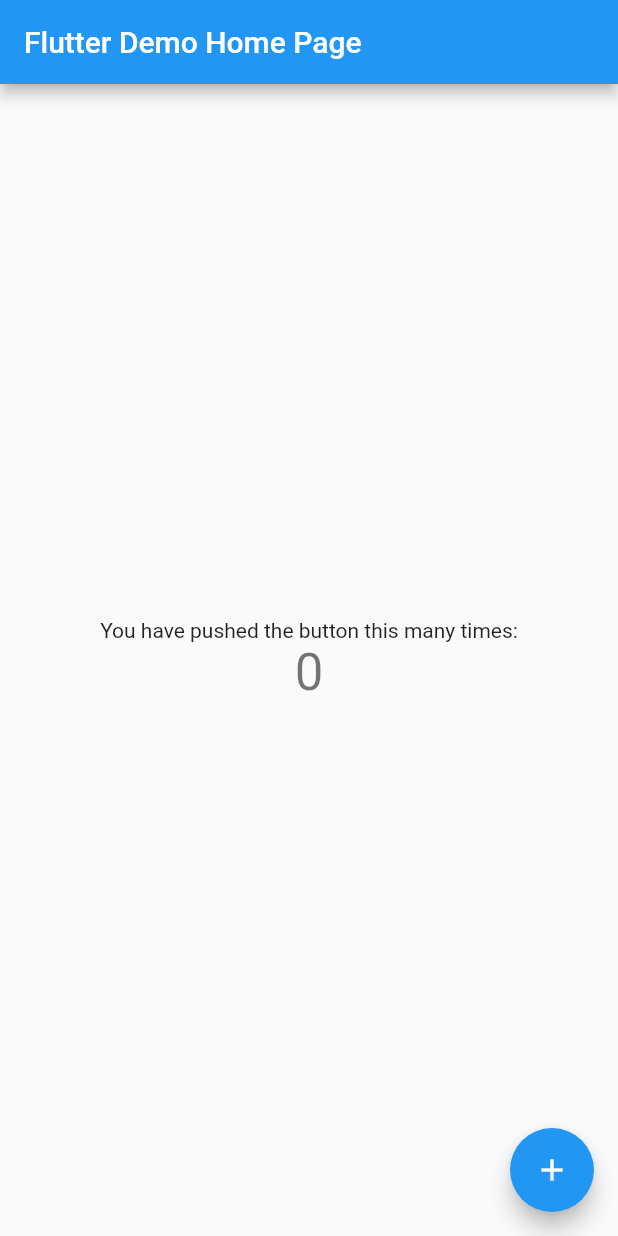
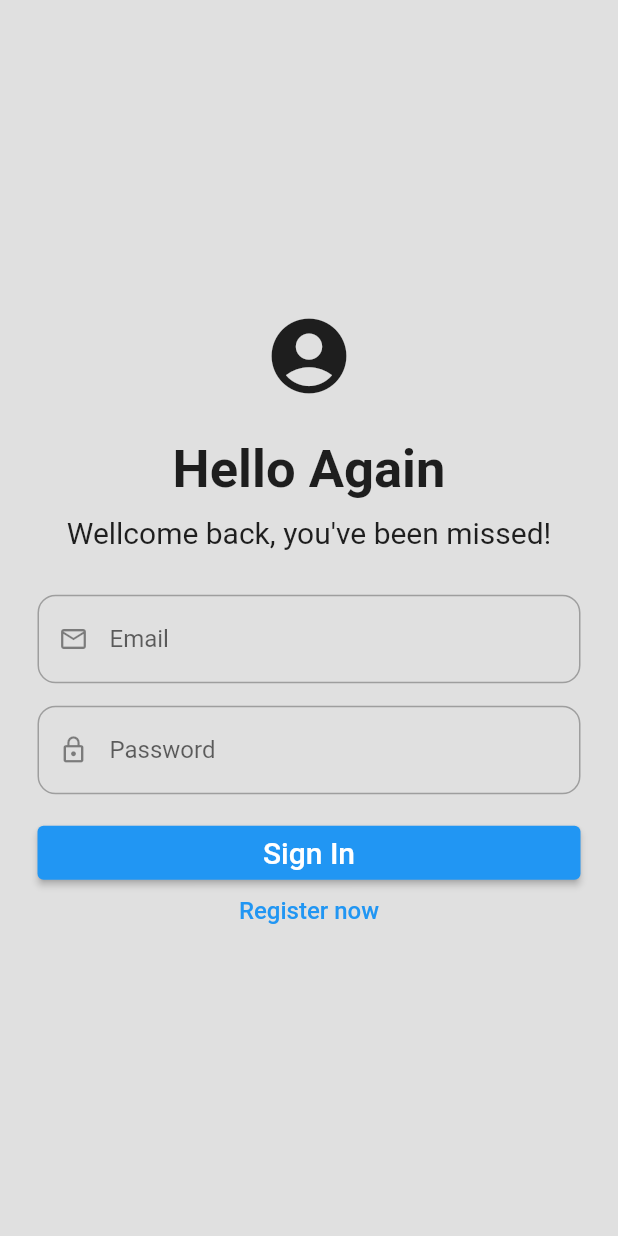
Before and after one commit to grifon23/cookingBook, a Flutter app: the screen it shows after launch, on a phone screen of 412 x 824 dp. Run offline on Flutter 3.47's test engine with Material 2 defaults, Android fonts, the light colour scheme and no system bars.

Commit message:
DRAFT | login screen

```diff
--- /dev/null
+++ b/lib/components/login_form.dart
@@ -0,0 +1,150 @@
+import 'package:flutter/material.dart';
+
+
+
+    class LoginForm extends StatefulWidget {
+      const LoginForm({super.key});
+
+      @override
+      LoginFormState createState() => LoginFormState();
+  }
+
+  class LoginFormState extends State<LoginForm>{
+  final GlobalKey<FormState> _globalKey = GlobalKey<FormState>();
+final controllerMail = TextEditingController();
+final controllerPassword = TextEditingController();
+  @override
+    Widget build(BuildContext context) {
+    return Form(
+      key: _globalKey,
+      child: Padding(
+        padding: EdgeInsets.symmetric(horizontal: 25.0),
+        child: Column(
+
+          children: [
+            TextFormField(
+              controller: controllerMail,
+            textInputAction: TextInputAction.next,
+            focusNode: FocusNode(),
+              validator: (val)  {
+                if(val == null || val.isEmpty){
+                  return 'Field is required';
+                }
+                return null;
+              },
+              decoration: InputDecoration(
+                prefixIcon: Icon(Icons.email_outlined, size: 20,),
+                enabledBorder: OutlineInputBorder(
+                  borderRadius: BorderRadius.circular(12),
+                  borderSide: BorderSide(
+                    color: Colors.grey,
+                    style: BorderStyle.solid
+                  )
+                ),
+
+                focusedBorder: OutlineInputBorder(
+                    borderRadius: BorderRadius.circular(12),
+                    borderSide: BorderSide(
+                    color: Colors.blue,
+                    width: 1.0,
+                    style: BorderStyle.solid
+                  )
+                ),
+                focusedErrorBorder: OutlineInputBorder(
+                  borderRadius: BorderRadius.circular(12),
+                  borderSide: BorderSide(
+                      color: Colors.red,
+                      width: 1.0,
+                      style: BorderStyle.solid)
+                ),
+                errorBorder: OutlineInputBorder(
+                  borderRadius: BorderRadius.circular(12),
+                  borderSide: BorderSide(
+                    color: Colors.red,
+                    width: 1.0,
+                    style: BorderStyle.solid
+                  )
+                ),
+                border: OutlineInputBorder(),
+                label: Text('Email'),
+
+              ),
+            ),
+            SizedBox(
+              height: 15,
+            ),
+
+            //password
+            TextFormField(
+              controller: controllerPassword,
+              validator: (val)  {
+                if(val == null || val.isEmpty){
+                  return 'Field is required';
+                }
+                return null;
+              },
+
+              obscureText: true,
+              decoration: InputDecoration(
+                prefixIcon: Icon(Icons.lock_outline, size: 20,),
+                enabledBorder: OutlineInputBorder(
+                    borderRadius: BorderRadius.circular(12),
+                    borderSide: BorderSide(
+                        color: Colors.grey,
+                        style: BorderStyle.solid
+                    )
+                ),
+
+                focusedBorder: OutlineInputBorder(
+                    borderRadius: BorderRadius.circular(12),
+                    borderSide: BorderSide(
+                        color: Colors.blue,
+                        width: 1.0,
+                        style: BorderStyle.solid
+                    )
+                ),
+                focusedErrorBorder: OutlineInputBorder(
+                    borderRadius: BorderRadius.circular(12),
+                    borderSide: BorderSide(
+                        color: Colors.redAccent,
+                        width: 1.0,
+                        style: BorderStyle.solid)
+                ),
+                errorBorder: OutlineInputBorder(
+                    borderRadius: BorderRadius.circular(12),
+                    borderSide: BorderSide(
+                        color: Colors.red,
+                        width: 1.0,
+                        style: BorderStyle.solid
+                    )
+                ),
+                border: OutlineInputBorder(),
+                label: Text('Password'),
+              ),
+
+            ),
+            SizedBox(
+              height: 15,
+            ),
+            //sign in btn
+               ElevatedButton(
+
+                  onPressed: (){
+                    if(_globalKey.currentState!.validate()){
+
+                      ScaffoldMessenger.of(context).showSnackBar(
+                        const SnackBar(content: Text('Processing Data')),
+                      );
+                    }
+                  },
+                  child:Center(child: Text('Sign In', style: TextStyle(color: Colors.white, fontSize: 20, fontWeight: FontWeight.w500),)),),
+
+            SizedBox(
+              height: 5,
+            ),],
+        ),
+      )
+    );
+  }
+
+  }
--- a/lib/main.dart
+++ b/lib/main.dart
@@ -1,3 +1,4 @@
+import 'package:cooking_book/screens/login_page.dart';
 import 'package:flutter/material.dart';
 
 void main() {
@@ -11,105 +12,8 @@
   @override
   Widget build(BuildContext context) {
     return MaterialApp(
-      title: 'Flutter Demo',
-      theme: ThemeData(
-        // This is the theme of your application.
-        //
-        // Try running your application with "flutter run". You'll see the
-        // application has a blue toolbar. Then, without quitting the app, try
-        // changing the primarySwatch below to Colors.green and then invoke
-        // "hot reload" (press "r" in the console where you ran "flutter run",
-        // or simply save your changes to "hot reload" in a Flutter IDE).
-        // Notice that the counter didn't reset back to zero; the application
-        // is not restarted.
-        primarySwatch: Colors.blue,
-      ),
-      home: const MyHomePage(title: 'Flutter Demo Home Page'),
+
+      home: LoginPage()
     );
   }
 }
-
-class MyHomePage extends StatefulWidget {
-  const MyHomePage({super.key, required this.title});
-
-  // This widget is the home page of your application. It is stateful, meaning
-  // that it has a State object (defined below) that contains fields that affect
-  // how it looks.
-
-  // This class is the configuration for the state. It holds the values (in this
-  // case the title) provided by the parent (in this case the App widget) and
-  // used by the build method of the State. Fields in a Widget subclass are
-  // always marked "final".
-
-  final String title;
-
-  @override
-  State<MyHomePage> createState() => _MyHomePageState();
-}
-
-class _MyHomePageState extends State<MyHomePage> {
-  int _counter = 0;
-
-  void _incrementCounter() {
-    setState(() {
-      // This call to setState tells the Flutter framework that something has
-      // changed in this State, which causes it to rerun the build method below
-      // so that the display can reflect the updated values. If we changed
-      // _counter without calling setState(), then the build method would not be
-      // called again, and so nothing would appear to happen.
-      _counter++;
-    });
-  }
-
-  @override
-  Widget build(BuildContext context) {
-    // This method is rerun every time setState is called, for instance as done
-    // by the _incrementCounter method above.
-    //
-    // The Flutter framework has been optimized to make rerunning build methods
-    // fast, so that you can just rebuild anything that needs updating rather
-    // than having to individually change instances of widgets.
-    return Scaffold(
-      appBar: AppBar(
-        // Here we take the value from the MyHomePage object that was created by
-        // the App.build method, and use it to set our appbar title.
-        title: Text(widget.title),
-      ),
-      body: Center(
-        // Center is a layout widget. It takes a single child and positions it
-        // in the middle of the parent.
-        child: Column(
-          // Column is also a layout widget. It takes a list of children and
-          // arranges them vertically. By default, it sizes itself to fit its
-          // children horizontally, and tries to be as tall as its parent.
-          //
-          // Invoke "debug painting" (press "p" in the console, choose the
-          // "Toggle Debug Paint" action from the Flutter Inspector in Android
-          // Studio, or the "Toggle Debug Paint" command in Visual Studio Code)
-          // to see the wireframe for each widget.
-          //
-          // Column has various properties to control how it sizes itself and
-          // how it positions its children. Here we use mainAxisAlignment to
-          // center the children vertically; the main axis here is the vertical
-          // axis because Columns are vertical (the cross axis would be
-          // horizontal).
-          mainAxisAlignment: MainAxisAlignment.center,
-          children: <Widget>[
-            const Text(
-              'You have pushed the button this many times:',
-            ),
-            Text(
-              '$_counter',
-              style: Theme.of(context).textTheme.headline4,
-            ),
-          ],
-        ),
-      ),
-      floatingActionButton: FloatingActionButton(
-        onPressed: _incrementCounter,
-        tooltip: 'Increment',
-        child: const Icon(Icons.add),
-      ), // This trailing comma makes auto-formatting nicer for build methods.
-    );
-  }
-}
--- /dev/null
+++ b/lib/screens/login_page.dart
@@ -0,0 +1,52 @@
+// ignore_for_file: always_specify_types
+
+import 'package:cooking_book/components/login_form.dart';
+import 'package:flutter/material.dart';
+
+class LoginPage extends StatefulWidget {
+  const LoginPage({Key? key}) : super(key: key);
+
+  @override
+  State<LoginPage> createState() => LoginPageState();
+}
+
+class LoginPageState extends State<LoginPage> {
+  @override
+  Widget build(BuildContext context) {
+    return Scaffold(
+        backgroundColor: Colors.grey[300],
+        body: SafeArea(
+            child: Center(
+          child: Column(
+            mainAxisAlignment: MainAxisAlignment.center,
+            children: const [
+             Icon(
+                Icons.account_circle,
+                size: 60,
+              ),
+             SizedBox(
+                height: 25,
+              ),
+              //Hello again!
+             Text(
+                'Hello Again',
+                style: TextStyle(fontWeight: FontWeight.bold, fontSize: 35),
+              ),
+              SizedBox(
+                height: 10,
+              ),
+             Text(
+                'Wellcome back, you\'ve been missed!',
+                style: TextStyle(fontSize: 20),
+              ),
+             SizedBox(
+                height: 30,
+              ),
+              LoginForm(),
+
+             Text('Register now', style: TextStyle(fontSize: 16, color: Colors.blue, fontWeight: FontWeight.w500),)
+            ],
+          ),
+        )));
+  }
+}
```
